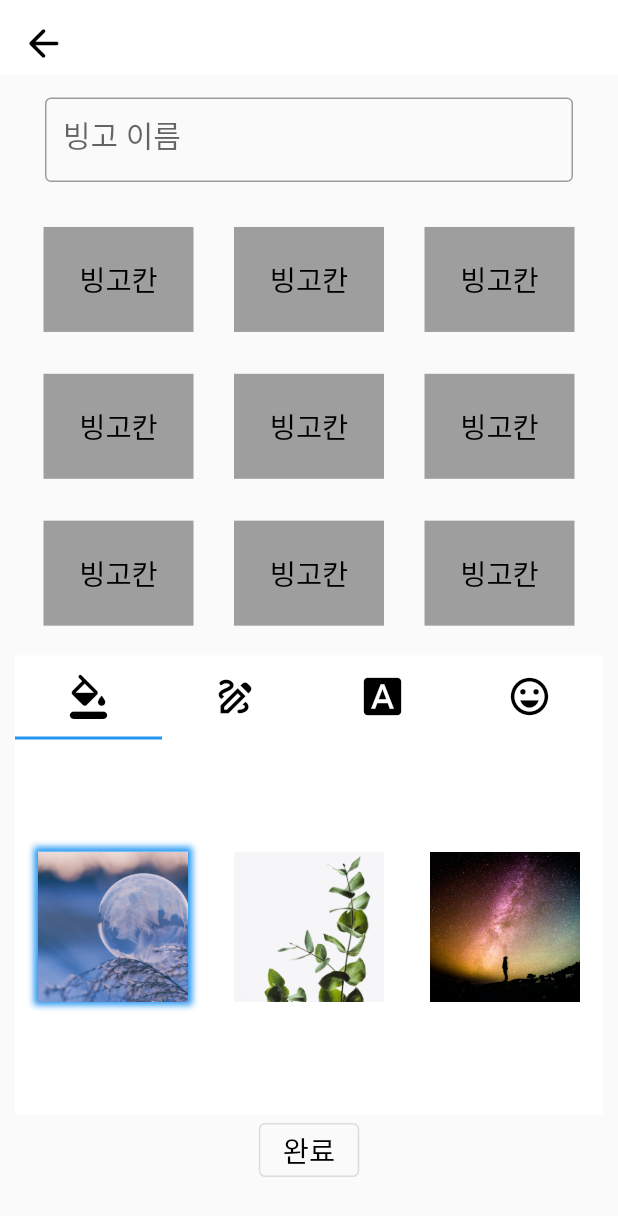
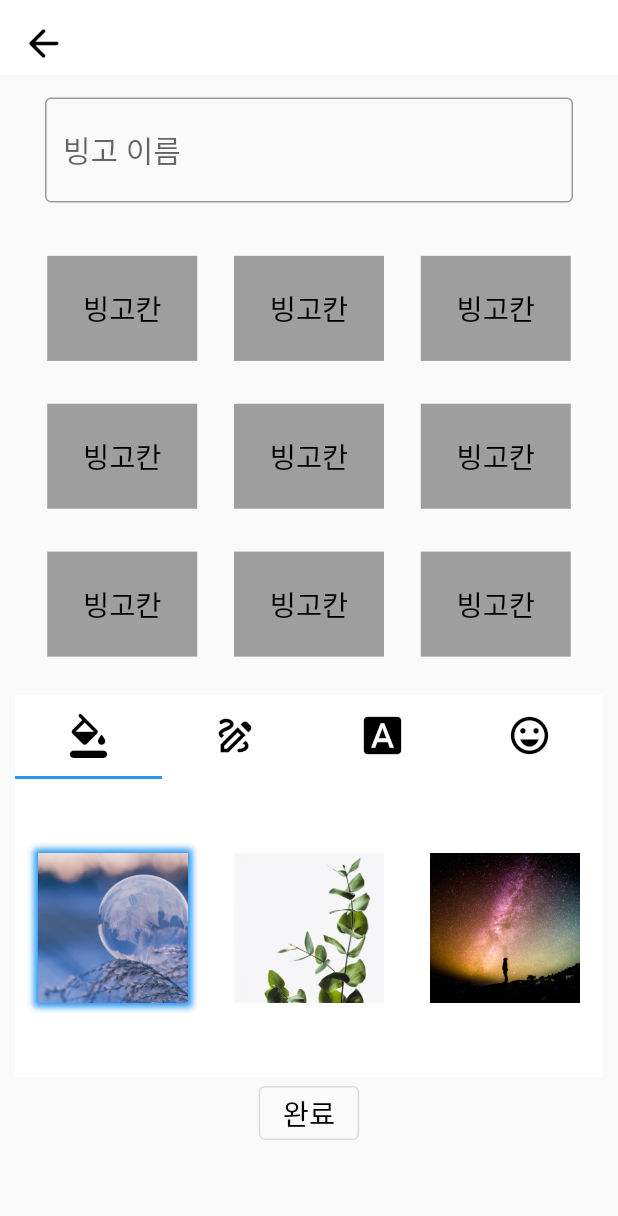
Before and after one commit to chaewool/Bin-goT, a Flutter app: the screen it shows after launch, on a phone screen of 412 x 824 dp. Shown: the top 1216 px of the screen. Run offline on Flutter 3.47's test engine with Material 2 defaults, Android fonts, the phone set to English and light mode, and no system bars; drawn by our look-alikes of contained_tab_bar_view; our stand-ins replace image_picker, table_calendar; missing offline and left inert: kakao_flutter_sdk; Roboto replaces fonts that are missing (RIDIBatang).

Commit message:
#8 :sparkles: feat: trying to feature second bingo tap

```diff
--- a/frontend/lib/pages/bingo_form_page.dart
+++ b/frontend/lib/pages/bingo_form_page.dart
@@ -56,17 +56,20 @@ class _BingoFormState extends State<BingoForm> {
         child: Column(
           children: [
             const Flexible(
-              flex: 1,
+              flex: 2,
               child: CustomInput(explain: '빙고 이름'),
             ),
             Flexible(
-              flex: 4,
+              flex: 5,
+              child: Padding(
+                padding: const EdgeInsets.symmetric(vertical: 5, horizontal: 5),
                 child: BingoBoard(
                     bingoSize: 3,
                     font: font,
                     background: backgroundIdx != null
                         ? backgroundList[backgroundIdx!]
                         : null),
+              ),
             ),
             Flexible(
                 flex: 4,
--- a/frontend/lib/widgets/tab_bar.dart
+++ b/frontend/lib/widgets/tab_bar.dart
@@ -23,15 +23,6 @@ class BingoTabBar extends StatefulWidget {
 }
 
 class _BingoTabBarState extends State<BingoTabBar> {
-  int? background;
-  ReturnVoid changeIdx(int idx) {
-    return () {
-      setState(() {
-        background = idx;
-      });
-    };
-  }
-
   @override
   Widget build(BuildContext context) {
     const List<IconData> iconList = [colorIcon, drawIcon, fontIcon, emojiIcon];
@@ -70,13 +61,34 @@ class _BingoTabBarState extends State<BingoTabBar> {
   }
 
   SingleChildScrollView lineTab() {
+    StringList optionList = ['둥근 모서리 적용', '테두리 적용', '내부 색 선택', '투명도 조절'];
     return SingleChildScrollView(
       child: Row(
         mainAxisSize: MainAxisSize.max,
         children: [
           CustomBoxContainer(
             hasRoundEdge: false,
-            child: halfLogo,
+            child: Column(
+              children: [
+                for (int i = 0; i < optionList.length ~/ 2; i += 1)
+                  Row(
+                    children: [
+                      for (int j = 0; j < 2; j += 1)
+                        CustomBoxContainer(
+                          boxShadow: const [defaultShadow],
+                          width: 150,
+                          height: 40,
+                          child: Center(
+                            child: CustomText(
+                              content: optionList[2 * i + j],
+                              fontSize: FontSize.textSize,
+                            ),
+                          ),
+                        ),
+                    ],
+                  ),
+              ],
+            ),
             // width: MediaQuery.of(context).size.width,
           ),
         ],
```
Lines whose indentation alone changed are shown as unchanged.
